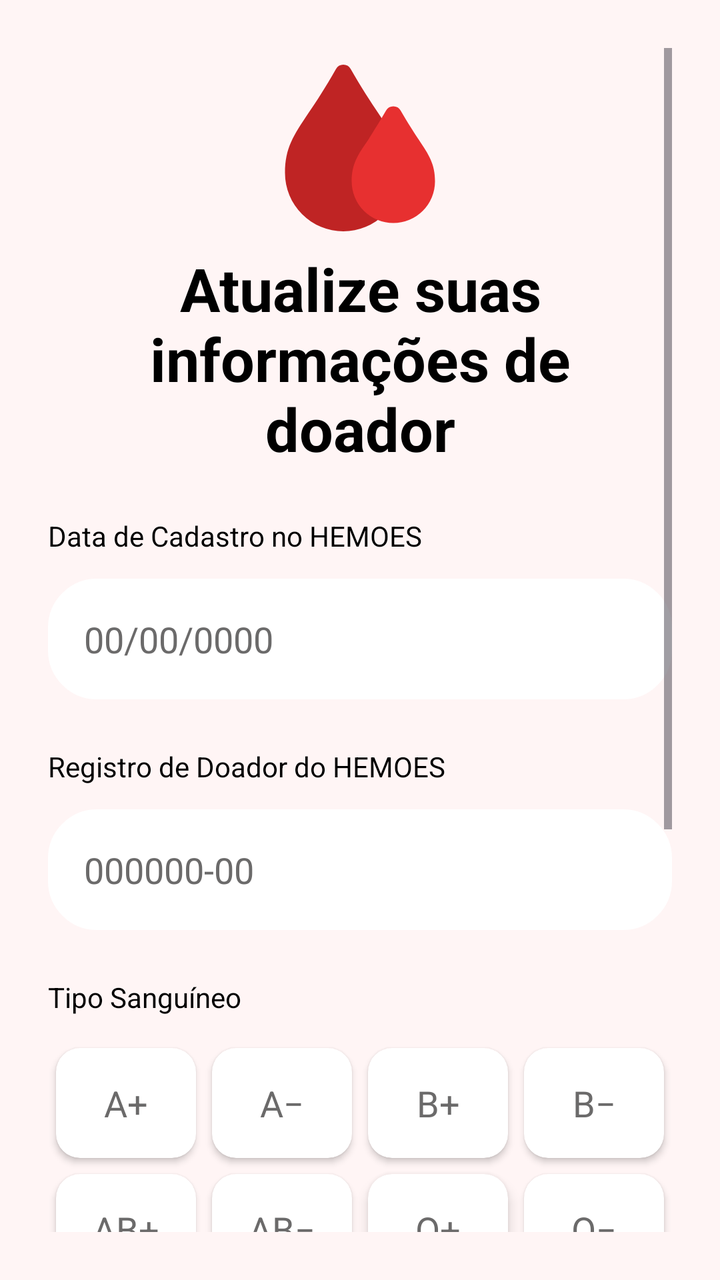
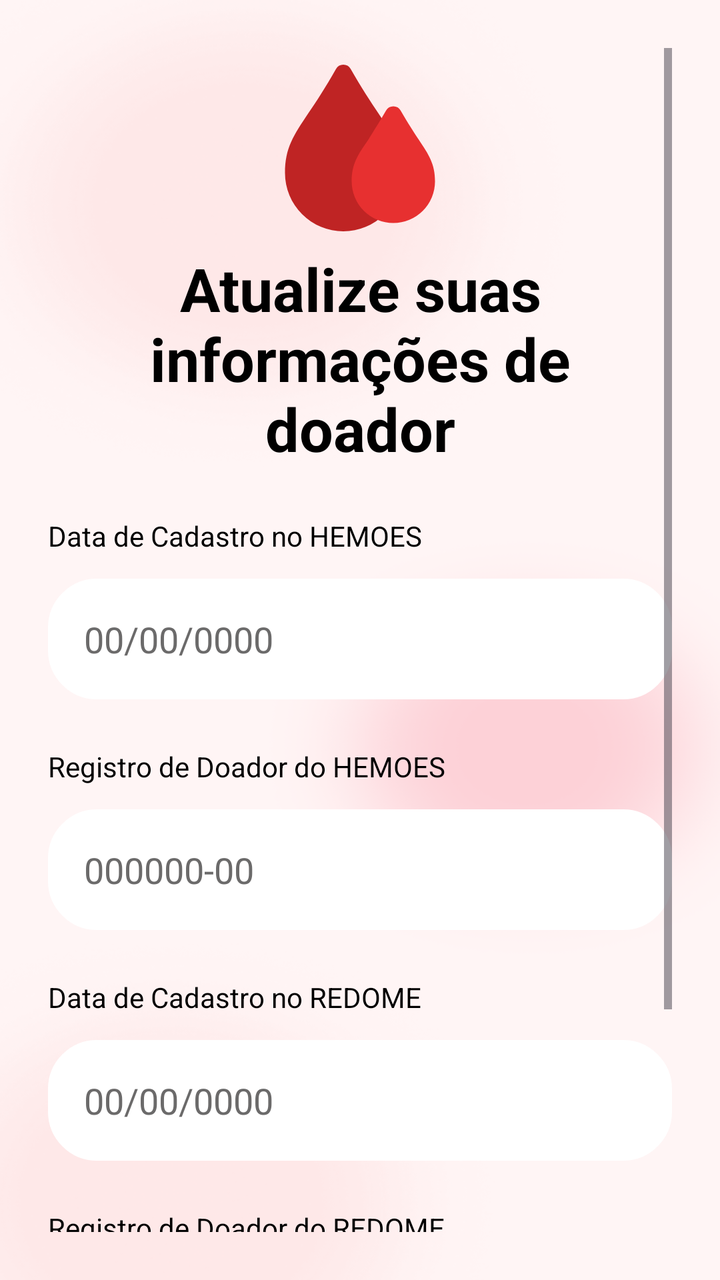

The first picture is an Android layout as it rendered before a commit; the second is the same layout after the commit. The layout source and the unified diff follow.
<!-- AndroidManifest.xml: application theme Theme.Hemo_Conecta -->
<!-- res/layout/fragment_dados_doador_ambos.xml -->
<?xml version="1.0" encoding="utf-8"?>
<ScrollView xmlns:android="http://schemas.android.com/apk/res/android"
    xmlns:app="http://schemas.android.com/apk/res-auto"
    xmlns:tools="http://schemas.android.com/tools"
    android:id="@+id/main"
    android:layout_width="match_parent"
    android:layout_height="match_parent"
    android:padding="24dp"
    android:fillViewport="true"
    android:background="@color/background">

    <androidx.constraintlayout.widget.ConstraintLayout
        android:layout_width="match_parent"
        android:layout_height="match_parent">

        <LinearLayout
            android:id="@+id/linear1"
            android:layout_width="wrap_content"
            android:layout_height="wrap_content"
            android:orientation="vertical"
            app:layout_constraintEnd_toEndOf="parent"
            app:layout_constraintStart_toStartOf="parent"
            app:layout_constraintTop_toTopOf="parent">

            <ImageView
                android:id="@+id/imgLogo"
                android:layout_width="100dp"
                android:layout_height="100dp"
                android:src="@drawable/logo" />
        </LinearLayout>

        <TextView
            android:id="@+id/textLogo1"
            android:layout_width="wrap_content"
            android:layout_height="wrap_content"
            android:gravity="center"
            android:text="Atualize suas informações de doador"
            android:textColor="@color/black"
            android:textSize="30sp"
            android:textStyle="bold"
            app:layout_constraintEnd_toEndOf="parent"
            app:layout_constraintStart_toStartOf="parent"
            app:layout_constraintTop_toBottomOf="@+id/linear1" />

        
        <LinearLayout
            android:id="@+id/linear2"
            android:layout_width="match_parent"
            android:layout_height="wrap_content"
            android:orientation="vertical"
            app:layout_constraintLeft_toLeftOf="parent"
            app:layout_constraintTop_toBottomOf="@id/textLogo1"
            android:gravity="center">

            <TextView
                android:layout_width="match_parent"
                android:layout_height="wrap_content"
                android:text="Data de Cadastro no HEMOES"
                android:textSize="14sp"
                android:textColor="@color/black"
                android:layout_marginTop="24dp"/>

            <EditText
                android:layout_width="match_parent"
                android:layout_height="wrap_content"
                android:hint="00/00/0000"
                android:textColor="@color/cinza"
                android:textColorHint="@color/cinza"
                android:textSize="18sp"
                android:background="@drawable/rounded_corner"
                android:backgroundTint="@color/white"
                android:padding="18dp"
                android:inputType="text"
                android:id="@+id/data_hemoes_input"
                android:layout_marginTop="12dp"/>
        </LinearLayout>

        
        <LinearLayout
            android:id="@+id/linear3"
            android:layout_width="match_parent"
            android:layout_height="wrap_content"
            android:orientation="vertical"
            app:layout_constraintLeft_toLeftOf="parent"
            app:layout_constraintTop_toBottomOf="@id/linear2"
            android:gravity="center" >

            <TextView
                android:layout_width="match_parent"
                android:layout_height="wrap_content"
                android:text="Registro de Doador do HEMOES"
                android:textSize="14sp"
                android:textColor="@color/black"
                android:layout_marginTop="24dp"/>

            <EditText
                android:layout_width="match_parent"
                android:layout_height="wrap_content"
                android:hint="000000-00"
                android:textColor="@color/cinza"
                android:textColorHint="@color/cinza"
                android:textSize="18sp"
                android:background="@drawable/rounded_corner"
                android:backgroundTint="@color/white"
                android:padding="18dp"
                android:inputType="text"
                android:id="@+id/registro_hemoes_input"
                android:layout_marginTop="12dp"/>
        </LinearLayout>

        
        <LinearLayout
            android:id="@+id/linear4"
            android:layout_width="match_parent"
            android:layout_height="wrap_content"
            android:orientation="vertical"
            app:layout_constraintLeft_toLeftOf="parent"
            app:layout_constraintTop_toBottomOf="@id/linear3"
            android:gravity="center" >

            <TextView
                android:layout_width="match_parent"
                android:layout_height="wrap_content"
                android:text="Tipo Sanguíneo"
                android:textSize="14sp"
                android:textColor="@color/black"
                android:layout_marginTop="24dp"/>

            <GridLayout
                android:layout_width="match_parent"
                android:layout_height="wrap_content"
                android:columnCount="4"
                android:rowCount="2"
                android:layout_marginTop="12dp"
                android:alignmentMode="alignMargins">

                <androidx.cardview.widget.CardView
                    android:id="@+id/cardApositivo"
                    android:layout_width="0dp"
                    android:layout_height="55dp"
                    android:layout_columnWeight="1"
                    android:layout_margin="4dp"
                    app:cardCornerRadius="12dp">

                    <TextView
                        android:layout_width="match_parent"
                        android:layout_height="match_parent"
                        android:text="A+"
                        android:textSize="18sp"
                        android:textColor="@color/cinza"
                        android:gravity="center"/>
                </androidx.cardview.widget.CardView>

                <androidx.cardview.widget.CardView
                    android:id="@+id/cardAnegativo"
                    android:layout_width="0dp"
                    android:layout_height="55dp"
                    android:layout_columnWeight="1"
                    android:layout_margin="4dp"
                    app:cardCornerRadius="12dp">

                    <TextView
                        android:layout_width="match_parent"
                        android:layout_height="match_parent"
                        android:text="A−"
                        android:textSize="18sp"
                        android:textColor="@color/cinza"
                        android:gravity="center"/>
                </androidx.cardview.widget.CardView>

                <androidx.cardview.widget.CardView
                    android:id="@+id/cardBpositivo"
                    android:layout_width="0dp"
                    android:layout_height="55dp"
                    android:layout_columnWeight="1"
                    android:layout_margin="4dp"
                    app:cardCornerRadius="12dp">

                    <TextView
                        android:layout_width="match_parent"
                        android:layout_height="match_parent"
                        android:text="B+"
                        android:textSize="18sp"
                        android:textColor="@color/cinza"
                        android:gravity="center"/>
                </androidx.cardview.widget.CardView>

                <androidx.cardview.widget.CardView
                    android:id="@+id/cardBnegativo"
                    android:layout_width="0dp"
                    android:layout_height="55dp"
                    android:layout_columnWeight="1"
                    android:layout_margin="4dp"
                    app:cardCornerRadius="12dp">

                    <TextView
                        android:layout_width="match_parent"
                        android:layout_height="match_parent"
                        android:text="B−"
                        android:textSize="18sp"
                        android:textColor="@color/cinza"
                        android:gravity="center"/>
                </androidx.cardview.widget.CardView>

                <androidx.cardview.widget.CardView
                    android:id="@+id/cardABpositivo"
                    android:layout_width="0dp"
                    android:layout_height="55dp"
                    android:layout_columnWeight="1"
                    android:layout_margin="4dp"
                    app:cardCornerRadius="12dp">

                    <TextView
                        android:layout_width="match_parent"
                        android:layout_height="match_parent"
                        android:text="AB+"
                        android:textSize="18sp"
                        android:textColor="@color/cinza"
                        android:gravity="center"/>
                </androidx.cardview.widget.CardView>

                <androidx.cardview.widget.CardView
                    android:id="@+id/cardABnegativo"
                    android:layout_width="0dp"
                    android:layout_height="55dp"
                    android:layout_columnWeight="1"
                    android:layout_margin="4dp"
                    app:cardCornerRadius="12dp">

                    <TextView
                        android:layout_width="match_parent"
                        android:layout_height="match_parent"
                        android:text="AB−"
                        android:textSize="18sp"
                        android:textColor="@color/cinza"
                        android:gravity="center"/>
                </androidx.cardview.widget.CardView>

                <androidx.cardview.widget.CardView
                    android:id="@+id/cardOpositivo"
                    android:layout_width="0dp"
                    android:layout_height="55dp"
                    android:layout_columnWeight="1"
                    android:layout_margin="4dp"
                    app:cardCornerRadius="12dp"
                    app:cardElevation="4dp">

                    <TextView
                        android:layout_width="match_parent"
                        android:layout_height="match_parent"
                        android:text="O+"
                        android:textSize="18sp"
                        android:textColor="@color/cinza"
                        android:gravity="center"/>
                </androidx.cardview.widget.CardView>

                <androidx.cardview.widget.CardView
                    android:id="@+id/cardOnegativo"
                    android:layout_width="0dp"
                    android:layout_height="55dp"
                    android:layout_columnWeight="1"
                    android:layout_margin="4dp"
                    app:cardCornerRadius="12dp">

                    <TextView
                        android:layout_width="match_parent"
                        android:layout_height="match_parent"
                        android:text="O−"
                        android:textSize="18sp"
                        android:textColor="@color/cinza"
                        android:gravity="center"/>
                </androidx.cardview.widget.CardView>
            </GridLayout>

            
            <LinearLayout
                android:id="@+id/linear5"
                android:layout_width="match_parent"
                android:layout_height="wrap_content"
                android:orientation="vertical"
                android:layout_marginTop="24dp"
                app:layout_constraintTop_toBottomOf="@id/linear4"
                app:layout_constraintStart_toStartOf="parent"
                app:layout_constraintEnd_toEndOf="parent">

                <LinearLayout
                    android:layout_width="match_parent"
                    android:layout_height="wrap_content"
                    android:layout_weight="1"
                    android:orientation="vertical">

                    <TextView
                        android:layout_width="wrap_content"
                        android:layout_height="wrap_content"
                        android:text="Data de Cadastro no REDOME"
                        android:textColor="@color/black"
                        android:textSize="14sp" />

                    <EditText
                        android:layout_width="match_parent"
                        android:layout_height="wrap_content"
                        android:id="@+id/data_redome_input"
                        android:hint="00/00/0000"
                        android:textColor="@color/cinza"
                        android:textColorHint="@color/cinza"
                        android:textSize="18sp"
                        android:background="@drawable/rounded_corner"
                        android:padding="18dp"
                        android:layout_marginTop="12dp"
                        android:backgroundTint="@color/white"/>
                </LinearLayout>

                
                <LinearLayout
                    android:id="@+id/linear6"
                    android:layout_width="match_parent"
                    android:layout_height="wrap_content"
                    android:orientation="vertical"
                    app:layout_constraintLeft_toLeftOf="parent"
                    app:layout_constraintTop_toBottomOf="@id/linear5"
                    android:gravity="center" >

                    <TextView
                        android:layout_width="match_parent"
                        android:layout_height="wrap_content"
                        android:text="Registro de Doador do REDOME"
                        android:textSize="14sp"
                        android:textColor="@color/black"
                        android:layout_marginTop="24dp"/>

                    <EditText
                        android:layout_width="match_parent"
                        android:layout_height="wrap_content"
                        android:hint="000000-00"
                        android:textColor="@color/cinza"
                        android:textColorHint="@color/cinza"
                        android:textSize="18sp"
                        android:background="@drawable/rounded_corner"
                        android:backgroundTint="@color/white"
                        android:padding="18dp"
                        android:inputType="text"
                        android:id="@+id/registro_redome_input"
                        android:layout_marginTop="12dp"/>
                </LinearLayout>

                <Space
                    android:layout_width="12dp"
                    android:layout_height="1dp" />
            </LinearLayout>

            <Button
                android:layout_width="match_parent"
                android:layout_height="wrap_content"
                android:text="Atualizar"
                android:textColor="@color/white"
                android:backgroundTint="@color/red"
                android:padding="18dp"
                android:textSize="18sp"
                android:layout_marginTop="24dp"
                android:id="@+id/login_bt" />

        </LinearLayout>
    </androidx.constraintlayout.widget.ConstraintLayout>
</ScrollView>
<!-- resources referenced by this layout -->
<resources>
  <color name="background">#FFF5F5</color>
  <color name="black">#000000</color>
  <color name="cinza">#6B6A6A</color>
  <color name="red">#C62828</color>
  <color name="white">#FFFFFF</color>
  <!-- drawable logo (drawable) -->
  <vector xmlns:android="http://schemas.android.com/apk/res/android" android:height="60dp" android:viewportHeight="24" android:viewportWidth="24" android:width="60dp">
      <path android:fillColor="#BF2424" android:pathData="M14.17,7.78c-0.89,-1.33 -2,-3 -3.3,-5.28a1,1 0,0 0,-1.74 0c-1.31,2.31 -2.41,4 -3.3,5.28C4,10.52 3,12 3,15a7,7 0,0 0,14 0C17,12 16,10.52 14.17,7.78Z"/>
      <path android:fillColor="#E73030" android:pathData="M19.05,11c-0.58,-0.88 -1.31,-2 -2.18,-3.5a1,1 0,0 0,-1.74 0C14.26,9 13.53,10.12 13,11 11.73,12.82 11,13.92 11,16a5,5 0,0 0,10 0C21,13.92 20.27,12.82 19.05,11Z"/>
  </vector>
  <!-- drawable rounded_corner (drawable) -->
  <?xml version="1.0" encoding="utf-8"?>
  <shape xmlns:android="http://schemas.android.com/apk/res/android"
      android:shape="rectangle">
      <corners android:radius="24dp"/>
      <stroke android:width="1dp" android:color="@color/white"/>
  
  </shape>
  <style name="Theme.Hemo_Conecta" parent="Base.Theme.Hemo_Conecta" />
  <style name="Base.Theme.Hemo_Conecta" parent="Theme.Material3.DayNight.NoActionBar">
          
          
      </style>
</resources>

<!-- the commit's change to res/layout/fragment_dados_doador_ambos.xml (unified diff, before → after) -->
@@ -7,7 +7,7 @@
     android:layout_height="match_parent"
     android:padding="24dp"
     android:fillViewport="true"
-    android:background="@color/background">
+    android:background="@drawable/back_foto">
 
     <androidx.constraintlayout.widget.ConstraintLayout
         android:layout_width="match_parent"
@@ -34,7 +34,7 @@
             android:layout_width="wrap_content"
             android:layout_height="wrap_content"
             android:gravity="center"
-            android:text="Atualize suas informações de doador"
+            android:text="@string/titulo_dados_doador"
             android:textColor="@color/black"
             android:textSize="30sp"
             android:textStyle="bold"
@@ -55,7 +55,7 @@
             <TextView
                 android:layout_width="match_parent"
                 android:layout_height="wrap_content"
-                android:text="Data de Cadastro no HEMOES"
+                android:text="@string/data_hemoes"
                 android:textSize="14sp"
                 android:textColor="@color/black"
                 android:layout_marginTop="24dp"/>
@@ -63,7 +63,7 @@
             <EditText
                 android:layout_width="match_parent"
                 android:layout_height="wrap_content"
-                android:hint="00/00/0000"
+                android:hint="@string/data_vazia"
                 android:textColor="@color/cinza"
                 android:textColorHint="@color/cinza"
                 android:textSize="18sp"
@@ -88,7 +88,7 @@
             <TextView
                 android:layout_width="match_parent"
                 android:layout_height="wrap_content"
-                android:text="Registro de Doador do HEMOES"
+                android:text="@string/registro_hemoes"
                 android:textSize="14sp"
                 android:textColor="@color/black"
                 android:layout_marginTop="24dp"/>
@@ -96,7 +96,7 @@
             <EditText
                 android:layout_width="match_parent"
                 android:layout_height="wrap_content"
-                android:hint="000000-00"
+                android:hint="@string/registro_vazio"
                 android:textColor="@color/cinza"
                 android:textColorHint="@color/cinza"
                 android:textSize="18sp"
@@ -114,163 +114,37 @@
             android:layout_width="match_parent"
             android:layout_height="wrap_content"
             android:orientation="vertical"
-            app:layout_constraintLeft_toLeftOf="parent"
+            android:layout_marginTop="24dp"
             app:layout_constraintTop_toBottomOf="@id/linear3"
-            android:gravity="center" >
+            app:layout_constraintStart_toStartOf="parent"
+            app:layout_constraintEnd_toEndOf="parent">
 
-            <TextView
+            <LinearLayout
                 android:layout_width="match_parent"
                 android:layout_height="wrap_content"
-                android:text="Tipo Sanguíneo"
-                android:textSize="14sp"
-                android:textColor="@color/black"
-                android:layout_marginTop="24dp"/>
+                android:layout_weight="1"
+                android:orientation="vertical">
 
-            <GridLayout
-                android:layout_width="match_parent"
-                android:layout_height="wrap_content"
-                android:columnCount="4"
-                android:rowCount="2"
-                android:layout_marginTop="12dp"
-                android:alignmentMode="alignMargins">
+                <TextView
+                    android:layout_width="wrap_content"
+                    android:layout_height="wrap_content"
+                    android:text="@string/data_redome"
+                    android:textColor="@color/black"
+                    android:textSize="14sp" />
 
-                <androidx.cardview.widget.CardView
-                    android:id="@+id/cardApositivo"
-                    android:layout_width="0dp"
-                    android:layout_height="55dp"
-                    android:layout_columnWeight="1"
-                    android:layout_margin="4dp"
-                    app:cardCornerRadius="12dp">
-
-                    <TextView
-                        android:layout_width="match_parent"
-                        android:layout_height="match_parent"
-                        android:text="A+"
-                        android:textSize="18sp"
-                        android:textColor="@color/cinza"
-                        android:gravity="center"/>
-                </androidx.cardview.widget.CardView>
-
-                <androidx.cardview.widget.CardView
-                    android:id="@+id/cardAnegativo"
-                    android:layout_width="0dp"
-                    android:layout_height="55dp"
-                    android:layout_columnWeight="1"
-                    android:layout_margin="4dp"
-                    app:cardCornerRadius="12dp">
-
-                    <TextView
-                        android:layout_width="match_parent"
-                        android:layout_height="match_parent"
-                        android:text="A−"
-                        android:textSize="18sp"
-                        android:textColor="@color/cinza"
-                        android:gravity="center"/>
-                </androidx.cardview.widget.CardView>
-
-                <androidx.cardview.widget.CardView
-                    android:id="@+id/cardBpositivo"
-                    android:layout_width="0dp"
-                    android:layout_height="55dp"
-                    android:layout_columnWeight="1"
-                    android:layout_margin="4dp"
-                    app:cardCornerRadius="12dp">
-
-                    <TextView
-                        android:layout_width="match_parent"
-                        android:layout_height="match_parent"
-                        android:text="B+"
-                        android:textSize="18sp"
-                        android:textColor="@color/cinza"
-                        android:gravity="center"/>
-                </androidx.cardview.widget.CardView>
-
-                <androidx.cardview.widget.CardView
-                    android:id="@+id/cardBnegativo"
-                    android:layout_width="0dp"
-                    android:layout_height="55dp"
-                    android:layout_columnWeight="1"
-                    android:layout_margin="4dp"
-                    app:cardCornerRadius="12dp">
-
-                    <TextView
-                        android:layout_width="match_parent"
-                        android:layout_height="match_parent"
-                        android:text="B−"
-                        android:textSize="18sp"
-                        android:textColor="@color/cinza"
-                        android:gravity="center"/>
-                </androidx.cardview.widget.CardView>
-
-                <androidx.cardview.widget.CardView
-                    android:id="@+id/cardABpositivo"
-                    android:layout_width="0dp"
-                    android:layout_height="55dp"
-                    android:layout_columnWeight="1"
-                    android:layout_margin="4dp"
-                    app:cardCornerRadius="12dp">
-
-                    <TextView
-                        android:layout_width="match_parent"
-                        android:layout_height="match_parent"
-                        android:text="AB+"
-                        android:textSize="18sp"
-                        android:textColor="@color/cinza"
-                        android:gravity="center"/>
-                </androidx.cardview.widget.CardView>
-
-                <androidx.cardview.widget.CardView
-                    android:id="@+id/cardABnegativo"
-                    android:layout_width="0dp"
-                    android:layout_height="55dp"
-                    android:layout_columnWeight="1"
-                    android:layout_margin="4dp"
-                    app:cardCornerRadius="12dp">
-
-                    <TextView
-                        android:layout_width="match_parent"
-                        android:layout_height="match_parent"
-                        android:text="AB−"
-                        android:textSize="18sp"
-                        android:textColor="@color/cinza"
-                        android:gravity="center"/>
-                </androidx.cardview.widget.CardView>
-
-                <androidx.cardview.widget.CardView
-                    android:id="@+id/cardOpositivo"
-                    android:layout_width="0dp"
-                    android:layout_height="55dp"
-                    android:layout_columnWeight="1"
-                    android:layout_margin="4dp"
-                    app:cardCornerRadius="12dp"
-                    app:cardElevation="4dp">
-
-                    <TextView
-                        android:layout_width="match_parent"
-                        android:layout_height="match_parent"
-                        android:text="O+"
-                        android:textSize="18sp"
-                        android:textColor="@color/cinza"
-                        android:gravity="center"/>
-                </androidx.cardview.widget.CardView>
-
-                <androidx.cardview.widget.CardView
-                    android:id="@+id/cardOnegativo"
-                    android:layout_width="0dp"
-                    android:layout_height="55dp"
-                    android:layout_columnWeight="1"
-                    android:layout_margin="4dp"
-                    app:cardCornerRadius="12dp">
-
-                    <TextView
-                        android:layout_width="match_parent"
-                        android:layout_height="match_parent"
-                        android:text="O−"
-                        android:textSize="18sp"
-                        android:textColor="@color/cinza"
-                        android:gravity="center"/>
-                </androidx.cardview.widget.CardView>
-            </GridLayout>
+                <EditText
+                    android:layout_width="match_parent"
+                    android:layout_height="wrap_content"
+                    android:id="@+id/data_redome_input"
+                    android:hint="@string/data_vazia"
+                    android:textColor="@color/cinza"
+                    android:textColorHint="@color/cinza"
+                    android:textSize="18sp"
+                    android:background="@drawable/rounded_corner"
+                    android:padding="18dp"
+                    android:layout_marginTop="12dp"
+                    android:backgroundTint="@color/white"/>
+            </LinearLayout>
 
             
             <LinearLayout
@@ -278,87 +152,46 @@
                 android:layout_width="match_parent"
                 android:layout_height="wrap_content"
                 android:orientation="vertical"
-                android:layout_marginTop="24dp"
+                app:layout_constraintLeft_toLeftOf="parent"
                 app:layout_constraintTop_toBottomOf="@id/linear4"
-                app:layout_constraintStart_toStartOf="parent"
-                app:layout_constraintEnd_toEndOf="parent">
+                android:gravity="center" >
 
-                <LinearLayout
+                <TextView
                     android:layout_width="match_parent"
                     android:layout_height="wrap_content"
-                    android:layout_weight="1"
-                    android:orientation="vertical">
+                    android:text="@string/registro_redome"
+                    android:textSize="14sp"
+                    android:textColor="@color/black"
+                    android:layout_marginTop="24dp"/>
 
-                    <TextView
-                        android:layout_width="wrap_content"
-                        android:layout_height="wrap_content"
-                        android:text="Data de Cadastro no REDOME"
-                        android:textColor="@color/black"
-                        android:textSize="14sp" />
-
-                    <EditText
-                        android:layout_width="match_parent"
-                        android:layout_height="wrap_content"
-                        android:id="@+id/data_redome_input"
-                        android:hint="00/00/0000"
-                        android:textColor="@color/cinza"
-                        android:textColorHint="@color/cinza"
-                        android:textSize="18sp"
-                        android:background="@drawable/rounded_corner"
-                        android:padding="18dp"
-                        android:layout_marginTop="12dp"
-                        android:backgroundTint="@color/white"/>
-                </LinearLayout>
-
-                
-                <LinearLayout
-                    android:id="@+id/linear6"
+                <EditText
                     android:layout_width="match_parent"
                     android:layout_height="wrap_content"
-                    android:orientation="vertical"
-                    app:layout_constraintLeft_toLeftOf="parent"
-                    app:layout_constraintTop_toBottomOf="@id/linear5"
-                    android:gravity="center" >
-
-                    <TextView
-                        android:layout_width="match_parent"
-                        android:layout_height="wrap_content"
-                        android:text="Registro de Doador do REDOME"
-                        android:textSize="14sp"
-                        android:textColor="@color/black"
-                        android:layout_marginTop="24dp"/>
-
-                    <EditText
-                        android:layout_width="match_parent"
-                        android:layout_height="wrap_content"
-                        android:hint="000000-00"
-                        android:textColor="@color/cinza"
-                        android:textColorHint="@color/cinza"
-                        android:textSize="18sp"
-                        android:background="@drawable/rounded_corner"
-                        android:backgroundTint="@color/white"
-                        android:padding="18dp"
-                        android:inputType="text"
-                        android:id="@+id/registro_redome_input"
-                        android:layout_marginTop="12dp"/>
-                </LinearLayout>
-
-                <Space
-                    android:layout_width="12dp"
-                    android:layout_height="1dp" />
+                    android:hint="@string/registro_vazio"
+                    android:textColor="@color/cinza"
+                    android:textColorHint="@color/cinza"
+                    android:textSize="18sp"
+                    android:background="@drawable/rounded_corner"
+                    android:backgroundTint="@color/white"
+                    android:padding="18dp"
+                    android:inputType="text"
+                    android:id="@+id/registro_redome_input"
+                    android:layout_marginTop="12dp"/>
             </LinearLayout>
 
             <Button
                 android:layout_width="match_parent"
                 android:layout_height="wrap_content"
-                android:text="Atualizar"
+                android:text="@string/botao_atualizar"
                 android:textColor="@color/white"
                 android:backgroundTint="@color/red"
                 android:padding="18dp"
                 android:textSize="18sp"
                 android:layout_marginTop="24dp"
-                android:id="@+id/login_bt" />
-
+                android:id="@+id/atualizar_bt"
+                app:layout_constraintTop_toBottomOf="@id/linear4"
+                app:layout_constraintStart_toStartOf="parent"
+                app:layout_constraintEnd_toEndOf="parent"/>
         </LinearLayout>
     </androidx.constraintlayout.widget.ConstraintLayout>
 </ScrollView>
<!-- resource entries referenced after the edit -->
@@ -1,10 +1,10 @@
 <!-- resources referenced by this layout -->
 <resources>
-  <color name="background">#FFF5F5</color>
   <color name="black">#000000</color>
   <color name="cinza">#6B6A6A</color>
   <color name="red">#C62828</color>
   <color name="white">#FFFFFF</color>
+  <!-- drawable back_foto: png bitmap (drawable, 76642 bytes) -->
   <!-- drawable logo (drawable) -->
   <vector xmlns:android="http://schemas.android.com/apk/res/android" android:height="60dp" android:viewportHeight="24" android:viewportWidth="24" android:width="60dp">
       <path android:fillColor="#BF2424" android:pathData="M14.17,7.78c-0.89,-1.33 -2,-3 -3.3,-5.28a1,1 0,0 0,-1.74 0c-1.31,2.31 -2.41,4 -3.3,5.28C4,10.52 3,12 3,15a7,7 0,0 0,14 0C17,12 16,10.52 14.17,7.78Z"/>
@@ -18,6 +18,14 @@
       <stroke android:width="1dp" android:color="@color/white"/>
   
   </shape>
+  <string name="botao_atualizar">Atualizar Cadastro</string>
+  <string name="data_hemoes">Data de Cadastro no HEMOES</string>
+  <string name="data_redome">Data de Cadastro no REDOME</string>
+  <string name="data_vazia">00/00/0000</string>
+  <string name="registro_hemoes">Registro de Doador do HEMOES</string>
+  <string name="registro_redome">Registro de Doador do REDOME</string>
+  <string name="registro_vazio">000000-00</string>
+  <string name="titulo_dados_doador">Atualize suas informações de doador</string>
   <style name="Theme.Hemo_Conecta" parent="Base.Theme.Hemo_Conecta" />
   <style name="Base.Theme.Hemo_Conecta" parent="Theme.Material3.DayNight.NoActionBar">
           
